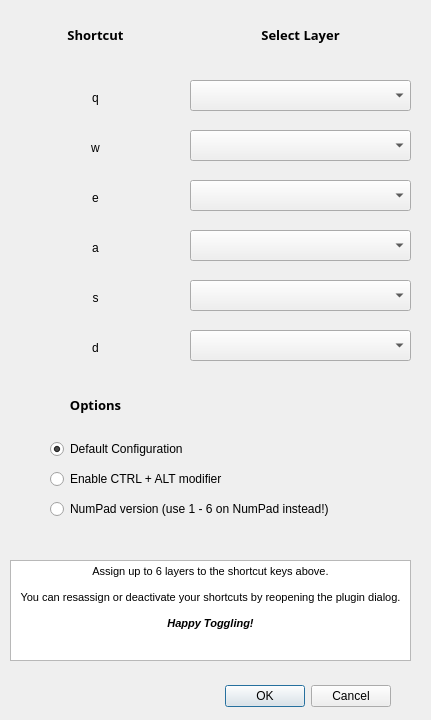
First picture: the form in vis_toggler_dialog_base.ui, repository staffordsmith83/QGIS-layer-toggler-multi, before the edit.
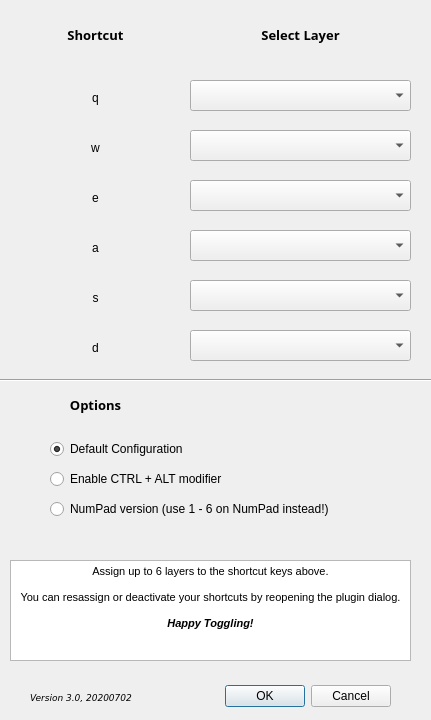
Second picture: the form after the edit. Custom widgets are drawn as their Qt base class.

Commit message: Updated ui and main py file with version number, (version 3.0)

Patch:
```diff
--- a/vis_toggler_dialog_base.ui
+++ b/vis_toggler_dialog_base.ui
@@ -365,6 +365,39 @@
     <bool>true</bool>
    </property>
   </widget>
+  <widget class="QLabel" name="label_10">
+   <property name="geometry">
+    <rect>
+     <x>30</x>
+     <y>690</y>
+     <width>151</width>
+     <height>16</height>
+    </rect>
+   </property>
+   <property name="font">
+    <font>
+     <family>Bitstream Vera Sans</family>
+     <pointsize>7</pointsize>
+     <italic>true</italic>
+    </font>
+   </property>
+   <property name="text">
+    <string>Version 3.0, 20200702</string>
+   </property>
+  </widget>
+  <widget class="Line" name="line">
+   <property name="geometry">
+    <rect>
+     <x>0</x>
+     <y>370</y>
+     <width>451</width>
+     <height>21</height>
+    </rect>
+   </property>
+   <property name="orientation">
+    <enum>Qt::Horizontal</enum>
+   </property>
+  </widget>
  </widget>
  <customwidgets>
   <customwidget>
```
The commit also changes 1 other file.
